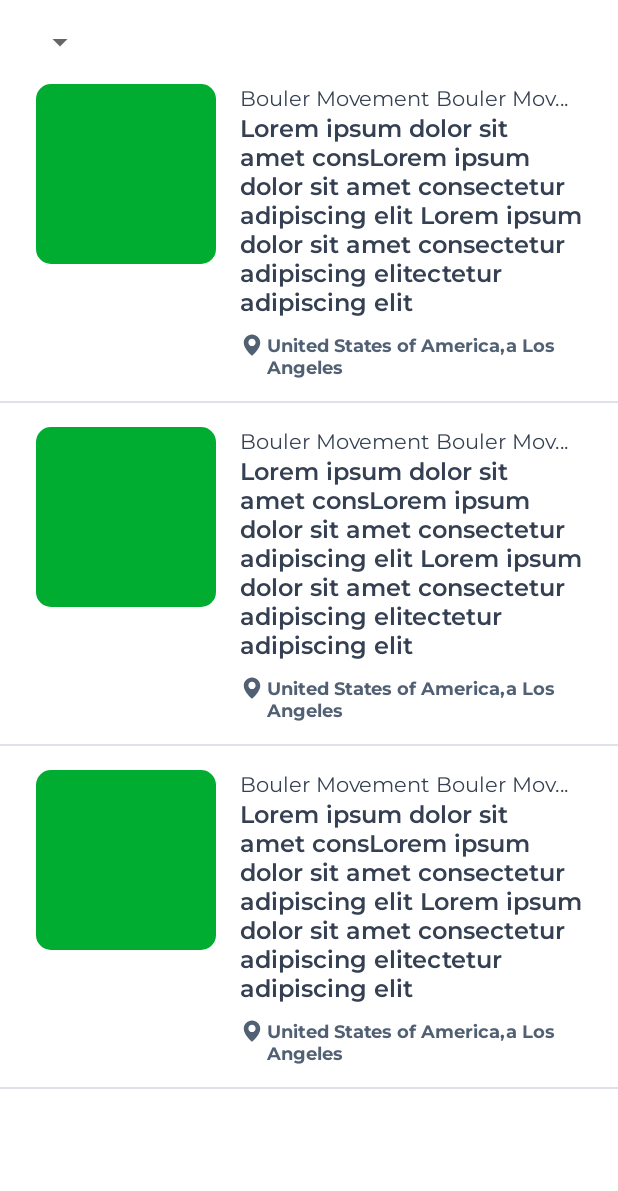
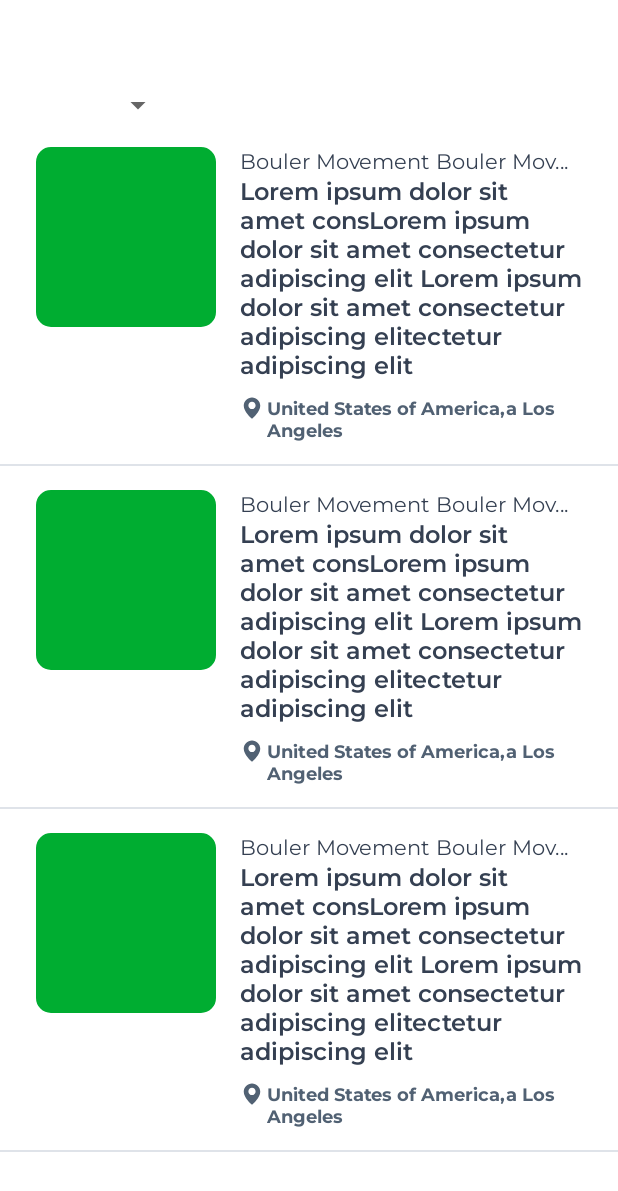
Before and after one commit to tranvanhien187/Mobile_Recycling-Collection-System, an Android app: the layout fragment_trading_place.xml on its own in the app's theme, with its tools: preview values and no code run, on a phone screen of 412 x 824 dp. Shown: the top 1191 px of the screen. Run offline under Robolectric (Android 15) with nearby library versions, the phone set to English and light mode, and no system bars; network calls fail.

Commit message:
implement spinner trading place

```diff
--- a/app/src/main/res/layout/fragment_trading_place.xml
+++ b/app/src/main/res/layout/fragment_trading_place.xml
@@ -5,15 +5,37 @@
     android:layout_width="match_parent"
     android:layout_height="match_parent">
 
+    <com.google.android.material.tabs.TabLayout
+        android:id="@+id/tabLayoutFilter"
+        android:layout_width="wrap_content"
+        android:layout_height="32dp"
+        android:layout_marginHorizontal="20dp"
+        android:layout_marginStart="16dp"
+        android:layout_marginTop="16dp"
+        app:layout_constraintStart_toStartOf="parent"
+        app:layout_constraintTop_toTopOf="parent"
+        app:tabGravity="fill"
+        app:tabIndicator="@null"
+        app:tabIndicatorColor="@null"
+        app:tabIndicatorHeight="0dp"
+        app:tabMaxWidth="0dp"
+        app:tabMode="scrollable"
+        app:tabPaddingEnd="20dp"
+        app:tabPaddingStart="20dp"
+        app:tabSelectedTextColor="@color/white"
+        app:tabTextAppearance="@style/TabLayoutTradingPlace"
+        app:tabTextColor="?android:attr/textColorPrimary" />
+
     <Spinner
         android:id="@+id/spinnerCategory"
         android:layout_width="wrap_content"
         android:layout_height="wrap_content"
         android:layout_marginHorizontal="24dp"
         android:layout_marginStart="16dp"
-        android:layout_marginTop="16dp"
+        android:layout_marginTop="10dp"
+        android:minWidth="100dp"
         app:layout_constraintStart_toStartOf="parent"
-        app:layout_constraintTop_toTopOf="parent" />
+        app:layout_constraintTop_toBottomOf="@id/tabLayoutFilter" />
 
     <androidx.recyclerview.widget.RecyclerView
         android:id="@+id/rvTradingPlace"
--- a/app/src/main/res/navigation/nav_user.xml
+++ b/app/src/main/res/navigation/nav_user.xml
@@ -1,10 +1,9 @@
 <?xml version="1.0" encoding="utf-8"?>
 <navigation xmlns:android="http://schemas.android.com/apk/res/android"
-
     xmlns:app="http://schemas.android.com/apk/res-auto"
     xmlns:tools="http://schemas.android.com/tools"
     android:id="@+id/nav_user"
-    app:startDestination="@id/dashboardFragment">
+    app:startDestination="@id/tradingPlaceFragment">
 
 
     <fragment
--- a/app/src/main/res/values-night/themes.xml
+++ b/app/src/main/res/values-night/themes.xml
@@ -19,4 +19,9 @@
         <item name="colorAccent">@color/green_00ad31</item>
         <item name="colorControlNormal">#F2F4F6</item>
     </style>
+
+    <style name="TabLayoutTradingPlace">
+        <item name="android:textAllCaps">false</item>
+        <item name="android:textSize">14dp</item>
+    </style>
 </resources>
--- a/app/src/main/res/values/themes.xml
+++ b/app/src/main/res/values/themes.xml
@@ -34,4 +34,8 @@
         <item name="colorPrimary">@color/grey_858e9c</item>
         <item name="colorOnPrimary">@color/green_00ad31</item>
     </style>
+    <style name="TabLayoutTradingPlace">
+        <item name="android:textAllCaps">false</item>
+        <item name="android:textSize">14dp</item>
+    </style>
 </resources>
```
Also changed, not shown: app/src/main/java/datn/cnpm/rcsystem/common/widget/HorizontalOptionView.kt (added, +30 -0 lines), app/src/main/java/datn/cnpm/rcsystem/feature/tradingplace/TradingPlaceFragment.kt (+107 -2 lines), app/src/main/res/drawable/bg_tab_first_item.xml (added, +17 -0 lines), app/src/main/res/drawable/bg_tab_last_item.xml (added, +17 -0 lines), app/src/main/res/drawable/bg_tab_mid_item.xml (added, +12 -0 lines), app/src/main/res/values/strings.xml (+8 -0 lines).
